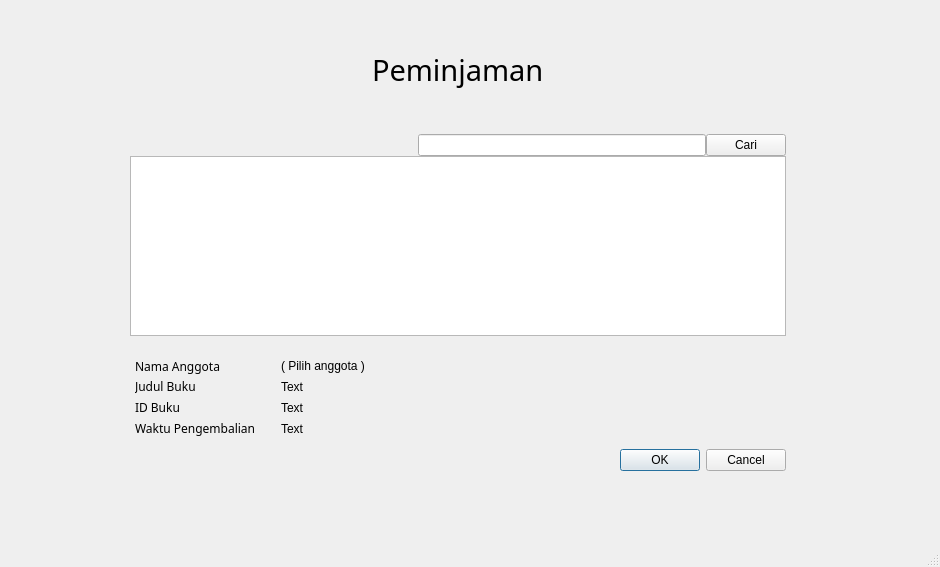
Old version of the form inputpeminjaman.ui in the repository kyraa16/LibraryManagement.
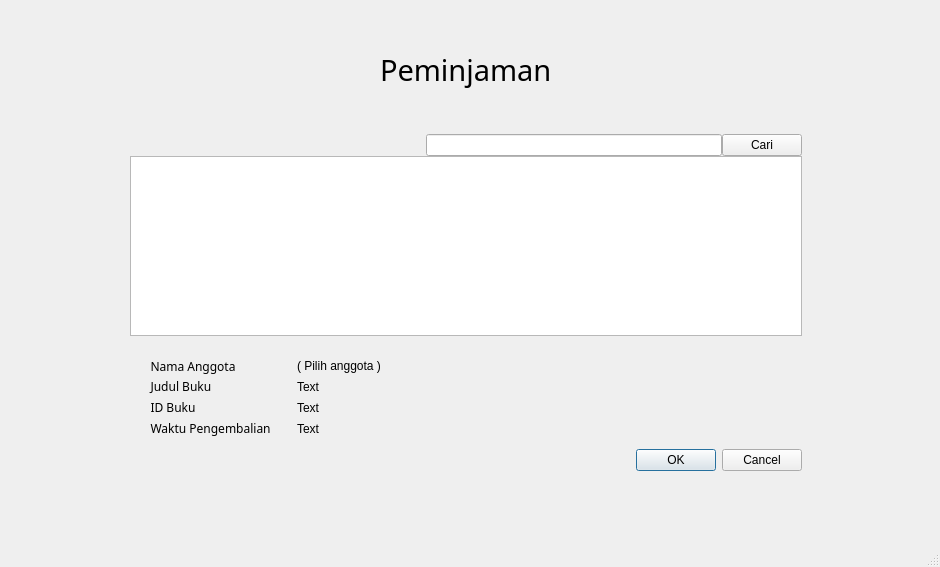
New version of the form. Icons and pictures are not drawn.

```diff
--- a/inputpeminjaman.ui
+++ b/inputpeminjaman.ui
@@ -22,7 +22,7 @@
      <rect>
       <x>130</x>
       <y>20</y>
-      <width>656</width>
+      <width>672</width>
       <height>451</height>
      </rect>
     </property>
@@ -134,8 +134,11 @@
            <family>SF Pro Bold</family>
           </font>
          </property>
+         <property name="autoFillBackground">
+          <bool>true</bool>
+         </property>
          <property name="text">
-          <string>Nama Anggota  </string>
+          <string>     Nama Anggota  </string>
          </property>
         </widget>
        </item>
@@ -153,6 +156,9 @@
            <height>20</height>
           </size>
          </property>
+         <property name="autoFillBackground">
+          <bool>true</bool>
+         </property>
          <property name="text">
           <string>( Pilih anggota )</string>
          </property>
@@ -160,6 +166,9 @@
        </item>
        <item row="2" column="1">
         <widget class="QLabel" name="idBuku">
+         <property name="autoFillBackground">
+          <bool>true</bool>
+         </property>
          <property name="text">
           <string>Text</string>
          </property>
@@ -167,6 +176,9 @@
        </item>
        <item row="3" column="1">
         <widget class="QLabel" name="waktuPengembalian">
+         <property name="autoFillBackground">
+          <bool>true</bool>
+         </property>
          <property name="text">
           <string>Text</string>
          </property>
@@ -179,8 +191,11 @@
            <family>SF Pro Bold</family>
           </font>
          </property>
+         <property name="autoFillBackground">
+          <bool>true</bool>
+         </property>
          <property name="text">
-          <string>Judul Buku </string>
+          <string>     Judul Buku </string>
          </property>
         </widget>
        </item>
@@ -191,8 +206,11 @@
            <family>SF Pro Bold</family>
           </font>
          </property>
+         <property name="autoFillBackground">
+          <bool>true</bool>
+         </property>
          <property name="text">
-          <string>Waktu Pengembalian       </string>
+          <string>     Waktu Pengembalian       </string>
          </property>
         </widget>
        </item>
@@ -203,13 +221,19 @@
            <family>SF Pro Bold</family>
           </font>
          </property>
+         <property name="autoFillBackground">
+          <bool>true</bool>
+         </property>
          <property name="text">
-          <string>ID Buku </string>
+          <string>     ID Buku </string>
          </property>
         </widget>
        </item>
        <item row="1" column="1">
         <widget class="QLabel" name="judulBuku">
+         <property name="autoFillBackground">
+          <bool>true</bool>
+         </property>
          <property name="text">
           <string>Text</string>
          </property>
```
